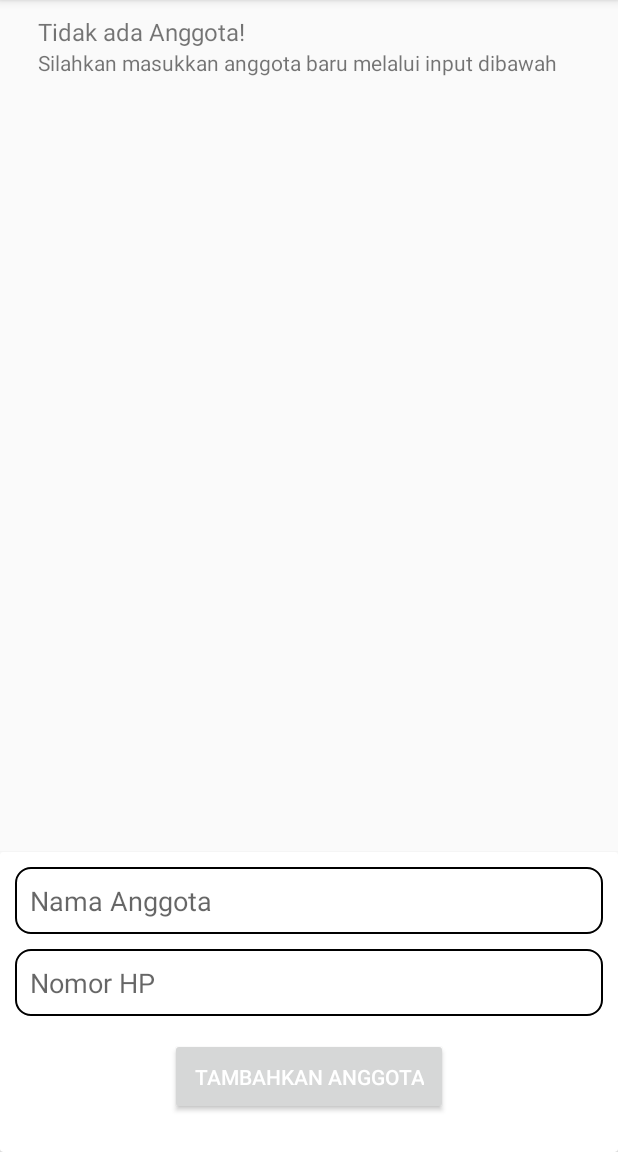
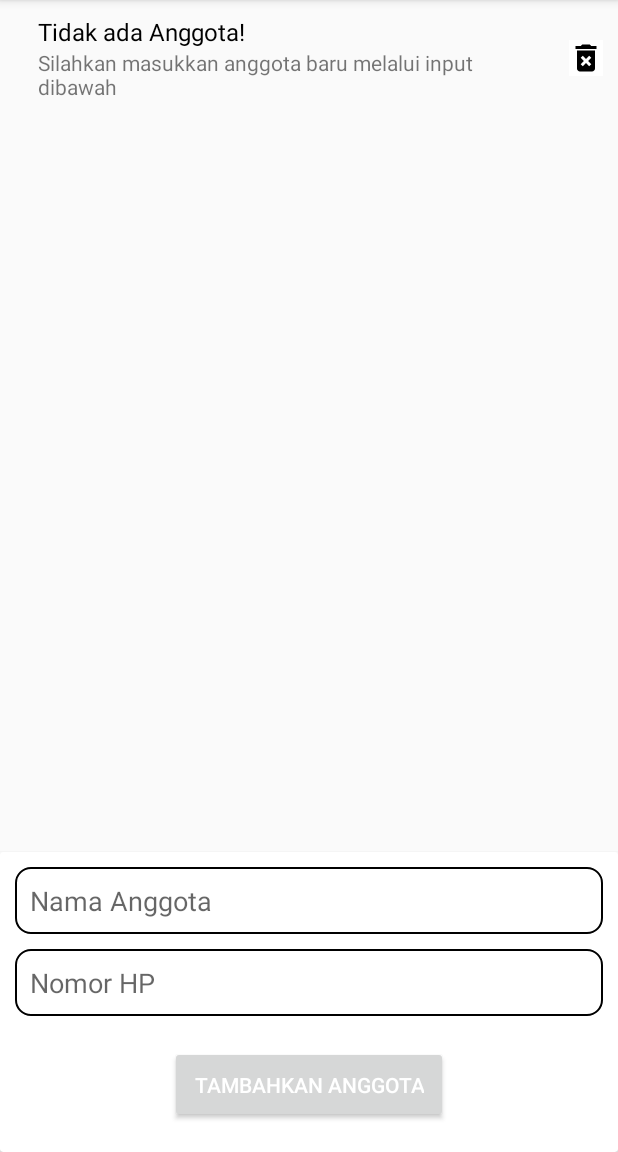
Before and after one commit to muhwyndhamhp/riwayat_android, an Android app: the ManageMemberActivity screen opened directly, with no data from a screen before it, on a phone screen of 412 x 824 dp, the part 84-1236 px from its top. Run offline under Robolectric (Android 15) with nearby library versions, the phone set to English and light mode, and no system bars; our stand-ins replace Room's generated code; plain views replace FancyButton.

```diff
--- a/app/src/main/java/io/muhwyndham/riwayat/adapter/MemberRVAdapter.kt
+++ b/app/src/main/java/io/muhwyndhamhp/riwayat/adapter/MemberRVAdapter.kt
@@ -1,14 +1,16 @@
-package io.muhwyndham.riwayat.adapter
+package io.muhwyndhamhp.riwayat.adapter
 
+import android.content.Context
 import android.view.LayoutInflater
 import android.view.View
 import android.view.ViewGroup
 import androidx.recyclerview.widget.RecyclerView
-import io.muhwyndham.riwayat.R
-import io.muhwyndham.riwayat.model.Member
+import io.muhwyndhamhp.riwayat.R
+import io.muhwyndhamhp.riwayat.model.Member
+import io.muhwyndhamhp.riwayat.ui.ManageMemberActivity
 import kotlinx.android.synthetic.main.item_member.view.*
 
-class MemberRVAdapter(private val memberList: List<Member>) :
+class MemberRVAdapter(val context: Context, private val memberList: List<Member>) :
     RecyclerView.Adapter<MemberRVAdapter.ViewHolder>() {
     override fun onCreateViewHolder(parent: ViewGroup, viewType: Int): MemberRVAdapter.ViewHolder {
         val v = LayoutInflater.from(parent.context).inflate(R.layout.item_member, parent, false)
@@ -21,13 +23,17 @@ class MemberRVAdapter(private val memberList: List<Member>) :
     }
 
     override fun onBindViewHolder(holder: ViewHolder, position: Int) {
-        holder.bindView(memberList[position])
+        holder.bindView(memberList[position], context)
     }
 
     class ViewHolder(itemView: View) : RecyclerView.ViewHolder(itemView) {
-        fun bindView(member: Member) {
+        fun bindView(member: Member, context: Context) {
             itemView.tv_nama_anggota.text = member.memberName
-            itemView.tv_nomor_hp.text = member.phoneNumber.toString()
+            itemView.tv_nomor_hp.text = member.phoneNumber
+
+            itemView.bt_delete_member.setOnClickListener {
+                (context as ManageMemberActivity).deleteMember(member)
+            }
         }
     }
 
--- a/app/src/main/java/io/muhwyndham/riwayat/dao/MemberDao.kt
+++ b/app/src/main/java/io/muhwyndhamhp/riwayat/dao/MemberDao.kt
@@ -1,8 +1,8 @@
-package io.muhwyndham.riwayat.dao
+package io.muhwyndhamhp.riwayat.dao
 
 import androidx.lifecycle.LiveData
 import androidx.room.*
-import io.muhwyndham.riwayat.model.Member
+import io.muhwyndhamhp.riwayat.model.Member
 
 @Dao
 interface MemberDao {
--- a/app/src/main/java/io/muhwyndham/riwayat/database/RoomDatabase.kt
+++ b/app/src/main/java/io/muhwyndhamhp/riwayat/database/RoomDatabase.kt
@@ -1,11 +1,11 @@
-package io.muhwyndham.riwayat.database
+package io.muhwyndhamhp.riwayat.database
 
 import android.content.Context
 import androidx.room.Database
 import androidx.room.Room
 import androidx.room.RoomDatabase
-import io.muhwyndham.riwayat.dao.MemberDao
-import io.muhwyndham.riwayat.model.Member
+import io.muhwyndhamhp.riwayat.dao.MemberDao
+import io.muhwyndhamhp.riwayat.model.Member
 
 @Database(entities = [Member::class], version = 1, exportSchema = false)
 abstract class RoomDatabase : RoomDatabase() {
@@ -14,14 +14,14 @@ abstract class RoomDatabase : RoomDatabase() {
     companion object {
 
         @Volatile
-        private var INSTANCE: io.muhwyndham.riwayat.database.RoomDatabase? = null
+        private var INSTANCE: io.muhwyndhamhp.riwayat.database.RoomDatabase? = null
 
-        fun getDatabase(context: Context): io.muhwyndham.riwayat.database.RoomDatabase? {
+        fun getDatabase(context: Context): io.muhwyndhamhp.riwayat.database.RoomDatabase? {
             synchronized(RoomDatabase::class.java) {
                 if (INSTANCE == null) {
                     INSTANCE = Room.databaseBuilder(
                         context.applicationContext,
-                        io.muhwyndham.riwayat.database.RoomDatabase::class.java, "room_database"
+                        io.muhwyndhamhp.riwayat.database.RoomDatabase::class.java, "room_database"
                     )
                         .build()
                 }
--- a/app/src/main/java/io/muhwyndham/riwayat/model/Member.kt
+++ b/app/src/main/java/io/muhwyndhamhp/riwayat/model/Member.kt
@@ -1,4 +1,4 @@
-package io.muhwyndham.riwayat.model
+package io.muhwyndhamhp.riwayat.model
 
 import androidx.room.ColumnInfo
 import androidx.room.Entity
--- a/app/src/main/java/io/muhwyndham/riwayat/ui/HomeActivity.kt
+++ b/app/src/main/java/io/muhwyndhamhp/riwayat/ui/HomeActivity.kt
@@ -1,9 +1,9 @@
-package io.muhwyndham.riwayat.ui
+package io.muhwyndhamhp.riwayat.ui
 
 import android.content.Intent
 import android.os.Bundle
 import androidx.appcompat.app.AppCompatActivity
-import io.muhwyndham.riwayat.R
+import io.muhwyndhamhp.riwayat.R
 import kotlinx.android.synthetic.main.activity_home.*
 
 class HomeActivity : AppCompatActivity() {
--- a/app/src/main/java/io/muhwyndham/riwayat/ui/MainActivity.kt
+++ b/app/src/main/java/io/muhwyndhamhp/riwayat/ui/MainActivity.kt
@@ -1,4 +1,4 @@
-package io.muhwyndham.riwayat.ui
+package io.muhwyndhamhp.riwayat.ui
 
 import android.app.Activity
 import android.content.Intent
@@ -7,8 +7,8 @@ import android.widget.Toast
 import androidx.appcompat.app.AppCompatActivity
 import com.firebase.ui.auth.AuthUI
 import com.google.firebase.auth.FirebaseAuth
-import io.muhwyndham.riwayat.R
-import io.muhwyndham.riwayat.utils.Constants.Companion.RC_SIGN_IN
+import io.muhwyndhamhp.riwayat.R
+import io.muhwyndhamhp.riwayat.utils.Constants.Companion.RC_SIGN_IN
 
 class MainActivity : AppCompatActivity() {
 
--- a/app/src/main/java/io/muhwyndham/riwayat/ui/ManageMemberActivity.kt
+++ b/app/src/main/java/io/muhwyndhamhp/riwayat/ui/ManageMemberActivity.kt
@@ -1,15 +1,15 @@
-package io.muhwyndham.riwayat.ui
+package io.muhwyndhamhp.riwayat.ui
 
-import androidx.appcompat.app.AppCompatActivity
 import android.os.Bundle
 import android.widget.Toast
+import androidx.appcompat.app.AppCompatActivity
 import androidx.lifecycle.Observer
 import androidx.lifecycle.ViewModelProvider
 import androidx.recyclerview.widget.LinearLayoutManager
-import io.muhwyndham.riwayat.R
-import io.muhwyndham.riwayat.adapter.MemberRVAdapter
-import io.muhwyndham.riwayat.model.Member
-import io.muhwyndham.riwayat.viewmodel.ManageMemberViewModel
+import io.muhwyndhamhp.riwayat.R
+import io.muhwyndhamhp.riwayat.adapter.MemberRVAdapter
+import io.muhwyndhamhp.riwayat.model.Member
+import io.muhwyndhamhp.riwayat.viewmodel.ManageMemberViewModel
 import kotlinx.android.synthetic.main.activity_manage_member.*
 
 class ManageMemberActivity : AppCompatActivity() {
@@ -25,8 +25,11 @@ class ManageMemberActivity : AppCompatActivity() {
         manageMemberViewModel = ViewModelProvider(this).get(ManageMemberViewModel::class.java)
 
         bt_input_member.setOnClickListener {
-            manageMemberViewModel?.insertMember(et_member_name.text.toString(), et_member_phone.text.toString())?.observe(this@ManageMemberActivity, Observer { isInserted ->
-                if(isInserted) setPostInsertedState()
+            manageMemberViewModel?.insertMember(
+                et_member_name.text.toString(),
+                et_member_phone.text.toString()
+            )?.observe(this@ManageMemberActivity, Observer { isInserted ->
+                if (isInserted) setPostInsertedState()
                 else {
                     showToast("Kolom tidak boleh kosong!")
                 }
@@ -41,26 +44,35 @@ class ManageMemberActivity : AppCompatActivity() {
     private fun setPostInsertedState() {
         et_member_name.setText("")
         et_member_phone.setText("")
-        showToast("Berhasil menginput member")
-
-        manageMemberViewModel?.getMemberList()?.observe(this@ManageMemberActivity, Observer { memberList ->
-            renderMember(memberList)
-        })
+        showToast("Berhasil menginput anggota!")
     }
 
-    private fun showToast(message: String){
+    private fun showToast(message: String) {
         val toast = Toast.makeText(this@ManageMemberActivity, message, Toast.LENGTH_LONG)
         toast.show()
     }
 
-    private fun renderMember(memberList: MutableList<Member>){
-       if(memberList.isEmpty()){
-           adapter = MemberRVAdapter(listOf(Member("Silahkan masukkan anggota baru melalui input dibawah", "Tidak ada Anggota!")))
-       } else {
-           adapter = MemberRVAdapter(memberList)
-       }
+    private fun renderMember(memberList: MutableList<Member>) {
+        if (memberList.isEmpty()) {
+            adapter = MemberRVAdapter(this,
+                listOf(
+                    Member(
+                        "Silahkan masukkan anggota baru melalui input dibawah",
+                        "Tidak ada Anggota!"
+                    )
+                )
+            )
+        } else {
+            adapter = MemberRVAdapter(this, memberList)
+        }
         val layoutManager = LinearLayoutManager(this@ManageMemberActivity)
         rv_member.adapter = adapter
         rv_member.layoutManager = layoutManager
     }
+
+    fun deleteMember(member: Member) {
+        manageMemberViewModel?.deleteMember(member)?.observe(
+            this,
+            Observer { isDeleted -> if (isDeleted) showToast("Anggota sudah dihapus!") })
+    }
 }
--- a/app/src/main/java/io/muhwyndham/riwayat/utils/Constants.kt
+++ b/app/src/main/java/io/muhwyndhamhp/riwayat/utils/Constants.kt
@@ -1,4 +1,4 @@
-package io.muhwyndham.riwayat.utils
+package io.muhwyndhamhp.riwayat.utils
 
 class Constants {
     companion object{
--- /dev/null
+++ b/app/src/main/res/drawable/ic_delete_forever_black_24dp.xml
@@ -0,0 +1,9 @@
+<vector xmlns:android="http://schemas.android.com/apk/res/android"
+        android:width="24dp"
+        android:height="24dp"
+        android:viewportWidth="24.0"
+        android:viewportHeight="24.0">
+    <path
+        android:fillColor="#FF000000"
+        android:pathData="M6,19c0,1.1 0.9,2 2,2h8c1.1,0 2,-0.9 2,-2L18,7L6,7v12zM8.46,11.88l1.41,-1.41L12,12.59l2.12,-2.12 1.41,1.41L13.41,14l2.12,2.12 -1.41,1.41L12,15.41l-2.12,2.12 -1.41,-1.41L10.59,14l-2.13,-2.12zM15.5,4l-1,-1h-5l-1,1L5,4v2h14L19,4z"/>
+</vector>
--- a/app/src/main/res/layout/activity_manage_member.xml
+++ b/app/src/main/res/layout/activity_manage_member.xml
@@ -11,8 +11,8 @@
         android:id="@+id/rv_member"
         android:layout_width="match_parent"
         android:layout_height="0dp"
-        app:layout_constraintTop_toTopOf="parent"
-        app:layout_constraintBottom_toTopOf="@id/cv_input"/>
+        app:layout_constraintBottom_toTopOf="@id/cv_input"
+        app:layout_constraintTop_toTopOf="parent" />
 
     <androidx.cardview.widget.CardView
         android:id="@+id/cv_input"
@@ -54,7 +54,6 @@
                 android:layout_height="wrap_content"
                 android:layout_marginLeft="20dp"
                 android:layout_marginRight="20dp"
-                android:layout_marginBottom="10dp"
                 android:padding="16dp"
                 android:text="@string/tambahkan_anggota"
                 android:textColor="@color/white"
--- a/app/src/main/res/layout/item_member.xml
+++ b/app/src/main/res/layout/item_member.xml
@@ -2,8 +2,15 @@
 <LinearLayout xmlns:android="http://schemas.android.com/apk/res/android"
     android:layout_width="match_parent"
     android:layout_height="wrap_content"
-    android:padding="10dp"
+    android:orientation="horizontal"
+    android:padding="10dp">
+
+    <LinearLayout
+        android:layout_width="match_parent"
+        android:layout_height="wrap_content"
+        android:layout_weight="20"
         android:orientation="vertical">
+
         <TextView
             android:id="@+id/tv_nama_anggota"
             android:layout_width="match_parent"
@@ -11,6 +18,7 @@
             android:layout_marginStart="15dp"
             android:layout_marginEnd="15dp"
             android:text="Nama Anggota"
+            android:textColor="@color/black"
             android:textSize="16sp" />
 
         <TextView
@@ -22,3 +30,14 @@
             android:text="Nomor HP"
             android:textSize="14sp" />
     </LinearLayout>
+
+    <ImageButton
+        android:id="@+id/bt_delete_member"
+        android:layout_width="wrap_content"
+        android:layout_height="wrap_content"
+        android:layout_gravity="center_vertical|end"
+        android:layout_weight="1"
+        android:background="@color/white"
+        android:src="@drawable/ic_delete_forever_black_24dp" />
+
+</LinearLayout>
--- a/app/src/main/res/values/colors.xml
+++ b/app/src/main/res/values/colors.xml
@@ -4,4 +4,5 @@
     <color name="colorPrimaryDark">#000000</color>
     <color name="colorAccent">#6202ee</color>
     <color name="white">#ffffff</color>
+    <color name="black">#000000</color>
 </resources>
--- a/build.gradle
+++ b/build.gradle
@@ -1,7 +1,7 @@
 // Top-level build file where you can add configuration options common to all sub-projects/modules.
 
 buildscript {
-    ext.kotlin_version = '1.3.50'
+    ext.kotlin_version = '1.3.72'
     repositories {
         google()
         jcenter()
```
Also changed, not shown: app/build.gradle (+8 -8 lines), app/src/main/AndroidManifest.xml (+4 -4 lines), app/src/main/java/io/muhwyndhamhp/riwayat/repository/MemberRepository.kt (renamed from app/src/main/java/io/muhwyndham/riwayat/repository/MemberRepository.kt, +14 -9 lines), app/src/main/java/io/muhwyndhamhp/riwayat/viewmodel/ManageMemberViewModel.kt (renamed from app/src/main/java/io/muhwyndham/riwayat/viewmodel/ManageMemberViewModel.kt, +12 -10 lines), 4 other files. Lines whose indentation alone changed are shown as unchanged.
